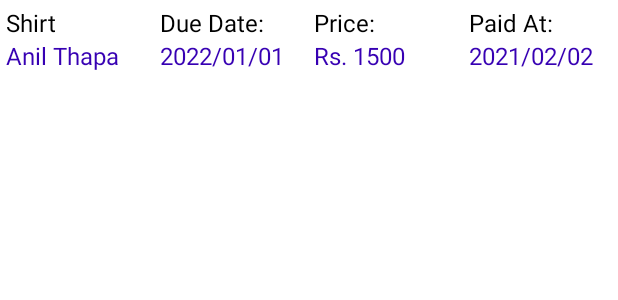
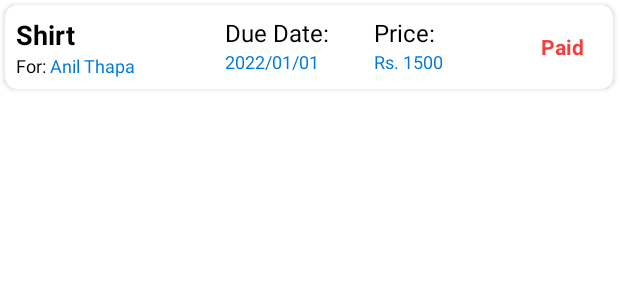
Before and after one commit to GameOnAnil/MeroTailorApp, an Android app: the layout clothes_list_recycler_item.xml on its own in the app's theme, with its tools: preview values and no code run, on a phone screen of 412 x 824 dp. Shown: the top 300 px of the screen. Run offline under Robolectric (Android 15) with nearby library versions, the phone set to English and light mode, and no system bars.

Commit message:
Changed Main recycler list design Changed clothes_list_recycler_item.xml design

```diff
--- a/app/build.gradle
+++ b/app/build.gradle
@@ -61,4 +61,7 @@ dependencies {
     kapt ("androidx.room:room-compiler:$roomVersion")
     // optional - Kotlin Extensions and Coroutines support for Room
     implementation("androidx.room:room-ktx:$roomVersion")
+
+    //Circular Image View
+    implementation 'de.hdodenhof:circleimageview:3.1.0'
 }
--- a/app/src/main/java/com/gameonanil/tailorapp/adapter/MainRecyclerAdapter.kt
+++ b/app/src/main/java/com/gameonanil/tailorapp/adapter/MainRecyclerAdapter.kt
@@ -40,6 +40,7 @@ class MainRecyclerAdapter(
 
         fun bindTo(customer: Customer) {
             binding.tvCustomerName.text = customer.customerName
+            binding.tvPhone.text = customer.customerPhone.toString()
         }
 
     }
--- a/app/src/main/java/com/gameonanil/tailorapp/ui/ClothingDetailsFragment.kt
+++ b/app/src/main/java/com/gameonanil/tailorapp/ui/ClothingDetailsFragment.kt
@@ -159,8 +159,6 @@ class ClothingDetailsFragment : Fragment(), DatePickerDialog.OnDateSetListener {
             }
         }
 
-
-
         return binding.root
     }
 
--- /dev/null
+++ b/app/src/main/res/drawable/round_btn_background.xml
@@ -0,0 +1,7 @@
+<?xml version="1.0" encoding="utf-8"?>
+<shape xmlns:android="http://schemas.android.com/apk/res/android"
+    android:shape="rectangle">
+    <solid android:color="@color/red" />
+    <corners android:radius="8dp" />
+
+</shape>
--- a/app/src/main/res/layout/clothes_list_recycler_item.xml
+++ b/app/src/main/res/layout/clothes_list_recycler_item.xml
@@ -1,15 +1,24 @@
 <?xml version="1.0" encoding="utf-8"?>
-<LinearLayout xmlns:android="http://schemas.android.com/apk/res/android"
+<androidx.cardview.widget.CardView xmlns:android="http://schemas.android.com/apk/res/android"
+    xmlns:app="http://schemas.android.com/apk/res-auto"
     xmlns:tools="http://schemas.android.com/tools"
     android:layout_width="match_parent"
     android:layout_height="wrap_content"
+    android:layout_margin="3dp"
+    android:elevation="24dp"
+    app:cardCornerRadius="8dp">
+
+    <LinearLayout
+        android:layout_width="match_parent"
+        android:layout_height="match_parent"
+        android:layout_margin="3dp"
         android:orientation="horizontal"
-    android:weightSum="4">
+        android:weightSum="100">
 
         <LinearLayout
             android:layout_width="0dp"
             android:layout_height="wrap_content"
-        android:layout_weight="1"
+            android:layout_weight="35"
             android:orientation="vertical"
             android:padding="4dp">
 
@@ -17,40 +26,54 @@
                 android:id="@+id/tvClothingName"
                 android:layout_width="wrap_content"
                 android:layout_height="wrap_content"
+                android:text="Shirt"
                 android:textColor="@color/black"
-            android:textSize="16sp"
-            android:text="Shirt" />
+                android:textSize="18sp"
+                android:textStyle="bold" />
+
+            <LinearLayout
+                android:layout_width="wrap_content"
+                android:layout_height="wrap_content"
+                android:orientation="horizontal">
+
+                <TextView
+                    android:layout_width="wrap_content"
+                    android:layout_height="wrap_content"
+                    android:text="For: "
+                    android:textColor="@color/black"
+                    android:textSize="12sp" />
 
                 <TextView
                     android:id="@+id/tvUserName"
                     android:layout_width="wrap_content"
                     android:layout_height="wrap_content"
-            android:textColor="@color/purple_700"
-            android:textSize="16sp"
+                    android:textColor="@color/blue"
+                    android:textSize="12sp"
                     tools:text="Anil Thapa" />
+            </LinearLayout>
 
         </LinearLayout>
 
         <LinearLayout
             android:layout_width="0dp"
             android:layout_height="wrap_content"
-        android:layout_weight="1"
+            android:layout_weight="25"
             android:orientation="vertical"
             android:padding="4dp">
 
             <TextView
                 android:layout_width="wrap_content"
                 android:layout_height="wrap_content"
+                android:text="Due Date:"
                 android:textColor="@color/black"
-            android:textSize="16sp"
-            android:text="Due Date:" />
+                android:textSize="16sp" />
 
             <TextView
                 android:id="@+id/tvDueDate"
                 android:layout_width="wrap_content"
                 android:layout_height="wrap_content"
-            android:textColor="@color/purple_700"
-            android:textSize="16sp"
+                android:textColor="@color/blue"
+                android:textSize="12sp"
                 tools:text="2022/01/01" />
 
         </LinearLayout>
@@ -58,49 +81,57 @@
         <LinearLayout
             android:layout_width="0dp"
             android:layout_height="wrap_content"
-        android:layout_weight="1"
+            android:layout_weight="25"
             android:orientation="vertical"
             android:padding="4dp">
 
             <TextView
                 android:layout_width="wrap_content"
                 android:layout_height="wrap_content"
+                android:text="Price:"
                 android:textColor="@color/black"
-            android:textSize="16sp"
-            android:text="Price:" />
+                android:textSize="16sp" />
 
             <TextView
                 android:id="@+id/tvPrice"
                 android:layout_width="wrap_content"
                 android:layout_height="wrap_content"
-            android:textColor="@color/purple_700"
-            android:textSize="16sp"
+                android:textColor="@color/blue"
+                android:textSize="12sp"
                 tools:text="Rs. 1500" />
 
         </LinearLayout>
 
-    <LinearLayout
+        <RelativeLayout
             android:layout_width="0dp"
-        android:layout_height="wrap_content"
-        android:layout_weight="1"
+            android:layout_height="match_parent"
+            android:layout_weight="15"
             android:orientation="vertical"
             android:padding="4dp">
 
             <TextView
                 android:layout_width="wrap_content"
                 android:layout_height="wrap_content"
-            android:textColor="@color/black"
-            android:textSize="16sp"
-            android:text="Paid At:" />
+                android:layout_centerInParent="true"
+                android:layout_margin="8dp"
+                android:text="Paid"
+                android:textColor="@color/red"
+                android:textStyle="bold" />
 
-        <TextView
-            android:id="@+id/tvPaidDate"
-            android:layout_width="wrap_content"
-            android:layout_height="wrap_content"
-            android:textColor="@color/purple_700"
-            android:textSize="16sp"
-            tools:text="2021/02/02" />
+            <androidx.appcompat.widget.AppCompatButton
+                android:id="@+id/btn_pay"
+                android:layout_width="60dp"
+                android:layout_height="30dp"
+                android:layout_centerInParent="true"
+                android:background="@drawable/round_btn_background"
+                android:backgroundTint="@color/red"
+                android:text="Pay"
+                android:textColor="@color/white"
+                android:textSize="12dp"
+                android:visibility="gone" />
 
+        </RelativeLayout>
     </LinearLayout>
 
-</LinearLayout>
+
+</androidx.cardview.widget.CardView>
--- a/app/src/main/res/values/colors.xml
+++ b/app/src/main/res/values/colors.xml
@@ -5,6 +5,8 @@
     <color name="purple_700">#FF3700B3</color>
     <color name="teal_200">#FF03DAC5</color>
     <color name="teal_700">#FF018786</color>
+    <color name="blue">#0179D8</color>
     <color name="black">#FF000000</color>
     <color name="white">#FFFFFFFF</color>
+    <color name="red">#F63D3D</color>
 </resources>
```
Also changed, not shown: app/src/main/res/layout/main_recycler_list.xml (+69 -2 lines). Lines whose indentation alone changed are shown as unchanged.
